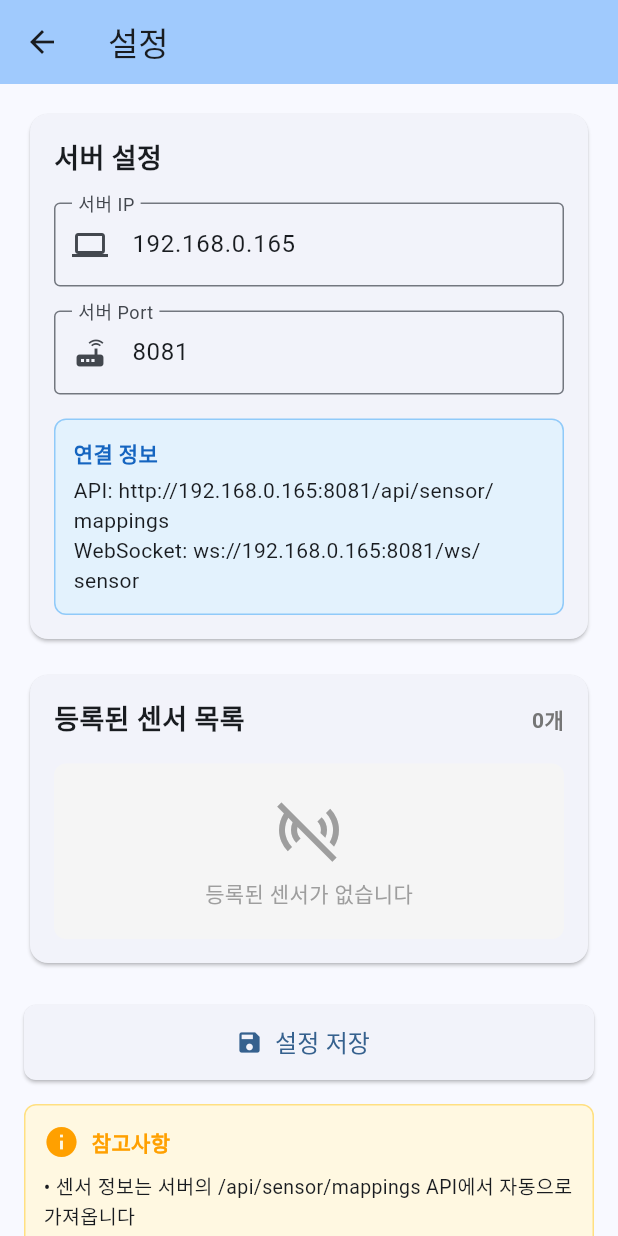
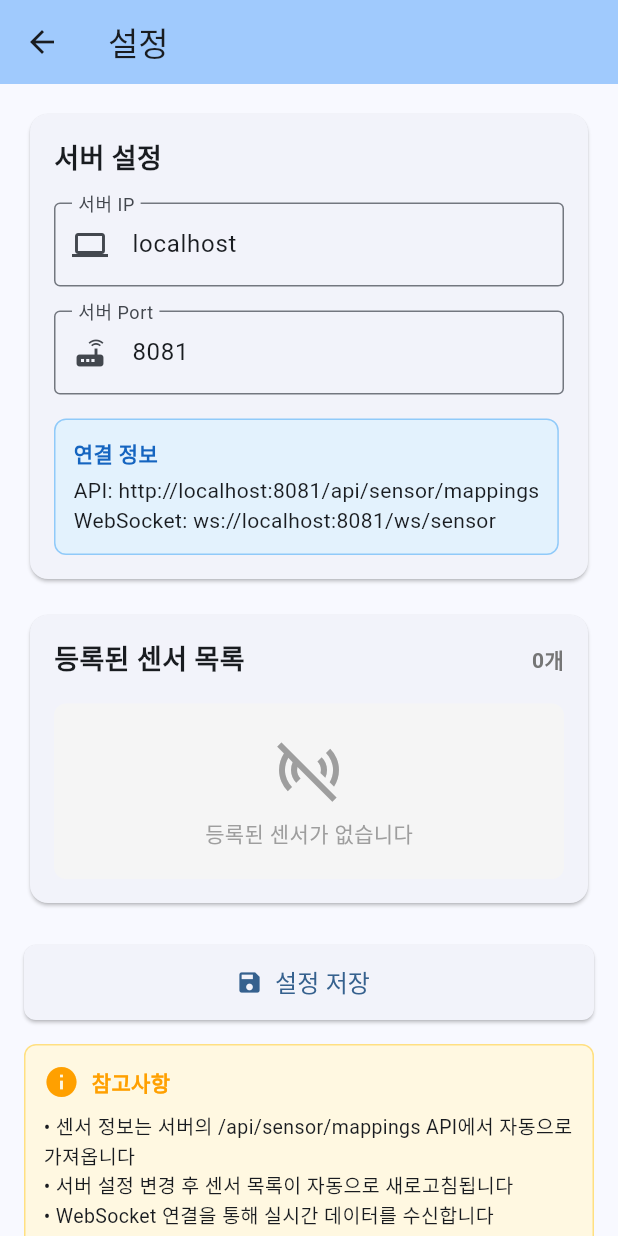
Before and after one commit to EunmiJang247/gasmonitoring_websocket, a Flutter app: the screen it shows after launch, after a tap on the "settings" icon, on a phone screen of 412 x 824 dp. Run offline on Flutter 3.47's test engine with Material 3 defaults, Android fonts, the phone set to English and light mode, and no system bars; missing offline and left inert: stomp_dart_client; network calls fail.

```diff
--- a/lib/main.dart
+++ b/lib/main.dart
@@ -58,7 +58,7 @@
 
 class _GasMonitoringPageState extends State<GasMonitoringPage> {
   // ---- 서버 설정 ----
-  String _serverIp = '192.168.0.165';
+  String _serverIp = 'localhost';
   String _serverPort = '8081';
 
   // ---- 동적 센서 관리 ----
```
Also changed, not shown: pubspec.yaml (+9 -0 lines), pubspec.lock.
